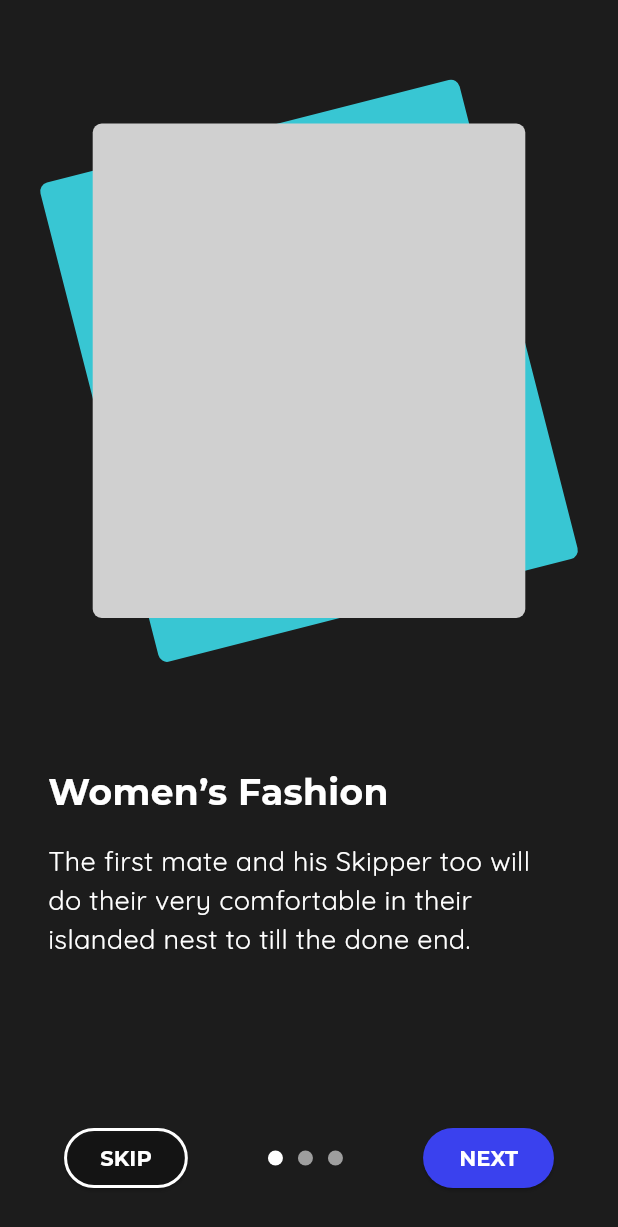
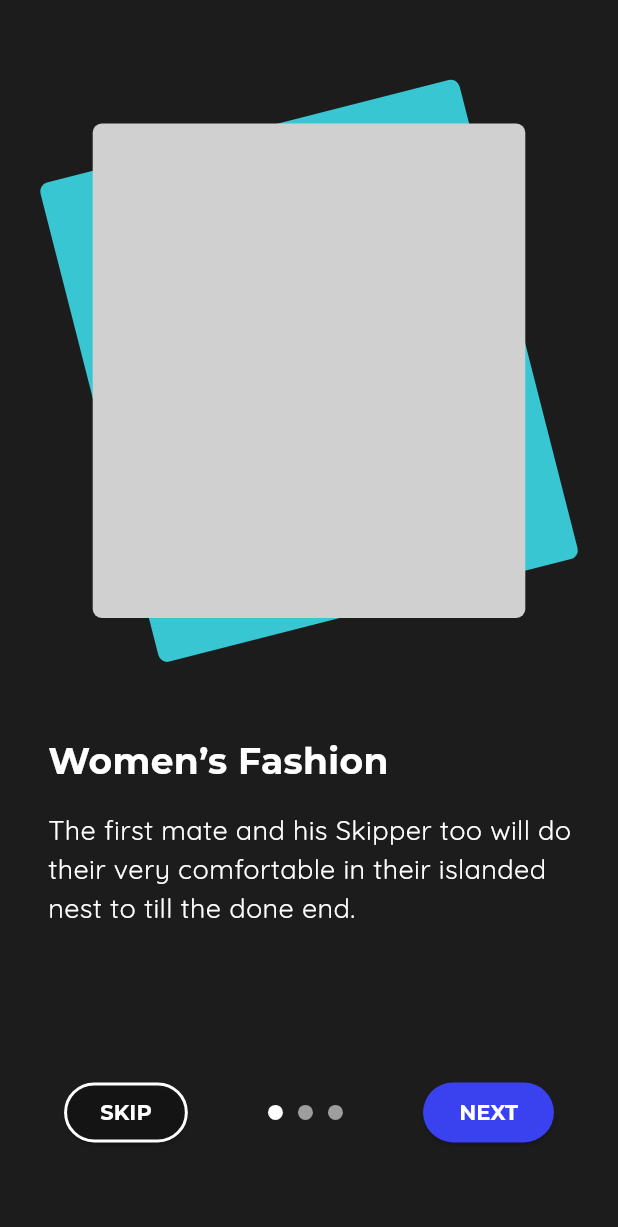
Before and after one commit to Hiwa-Shaloudegi/Tozno-Shop-UI, a Flutter app: the screen it shows after launch, on a phone screen of 412 x 824 dp. Shown: the top 1227 px of the screen. Run offline on Flutter 3.47's test engine with Material 3 defaults, Android fonts, the phone set to English and light mode, and no system bars; drawn by our look-alikes of smooth_page_indicator; our stand-ins replace flutter_bloc, google_fonts.

Commit message:
Change intro page code and using slivers

```diff
--- a/lib/features/intro/intro_page.dart
+++ b/lib/features/intro/intro_page.dart
@@ -3,6 +3,8 @@ import 'package:google_fonts/google_fonts.dart';
 import 'package:smooth_page_indicator/smooth_page_indicator.dart';
 import 'package:tozno/config/routes/app_routes.dart';
 import 'package:tozno/features/intro/widgets/intro_item_view.dart';
+
+import '../auth/auth_page.dart';
 
 class IntroPage extends StatefulWidget {
   const IntroPage({super.key});
@@ -38,37 +40,248 @@ class _IntroPageState extends State<IntroPage> {
     },
   ];
 
+  // @override
+  // Widget build(BuildContext context) {
+  //   return Scaffold(
+  //     backgroundColor: const Color(0xff1C1C1C),
+  //     body: SafeArea(
+  //       child: Stack(
+  //         // fit: StackFit.expand,
+  //         children: [
+  //           // const SizedBox(
+  //           //   // width: double.infinity,
+  //           //   height: double.infinity,
+  //           // ),
+  //           PageView.builder(
+  //             controller: pageController,
+  //             itemCount: 3,
+  //             itemBuilder: (context, index) {
+  //               Map introContent = _introContents[index];
+  //               return IntroItemView(
+  //                 title: introContent['title'],
+  //                 content: introContent['content'],
+  //                 backgroundPlaceholderColor: introContent['bgColor'],
+  //                 foregroundPlaceholderColor: introContent['frColor'],
+  //               );
+  //             },
+  //           ),
+
+  //           // Page Indicator
+  //           Positioned(
+  //             bottom: 28,
+  //             right: 0,
+  //             left: 0,
+  //             child: Padding(
+  //               padding: const EdgeInsets.symmetric(horizontal: 16),
+  //               child: Row(
+  //                 mainAxisAlignment: MainAxisAlignment.spaceAround,
+  //                 children: [
+  //                   ElevatedButton(
+  //                     onPressed: () {
+  //                       Navigator.pushNamedAndRemoveUntil(
+  //                         context,
+  //                         AppPages.auth,
+  //                         (route) => false,
+  //                       );
+  //                     },
+  //                     style: ButtonStyle(
+  //                       backgroundColor:
+  //                           MaterialStateProperty.all(Colors.transparent),
+  //                       foregroundColor:
+  //                           MaterialStateProperty.all(Colors.white),
+  //                       shape: MaterialStateProperty.all(
+  //                         RoundedRectangleBorder(
+  //                           borderRadius: BorderRadius.circular(32),
+  //                           side: const BorderSide(
+  //                             color: Colors.white,
+  //                             width: 2,
+  //                           ),
+  //                         ),
+  //                       ),
+  //                     ),
+  //                     child: Text(
+  //                       'SKIP',
+  //                       style: GoogleFonts.montserrat(
+  //                         textStyle: const TextStyle(
+  //                           fontWeight: FontWeight.bold,
+  //                         ),
+  //                       ),
+  //                     ),
+  //                   ),
+
+  //                   // Dots
+  //                   // Container(
+  //                   //   color: Colors.transparent,
+  //                   //   height: 10,
+  //                   //   width: 50,
+  //                   //   child: DotIndicator(
+  //                   //     pageController: pageController,
+  //                   //     count: 3,
+  //                   //     spacing: 10,
+  //                   //   ),
+  //                   // ),
+  //                   SmoothPageIndicator(
+  //                     controller: pageController,
+  //                     count: 3,
+  //                     axisDirection: Axis.horizontal,
+  //                     effect: const WormEffect(
+  //                       dotWidth: 10,
+  //                       dotHeight: 10,
+  //                       // strokeWidth: 1.5,
+  //                       dotColor: Colors.grey,
+  //                       spacing: 10,
+  //                       activeDotColor: Colors.white,
+  //                     ),
+  //                   ),
+  //                   ElevatedButton(
+  //                     onPressed: () {
+  //                       if (pageController.page != _introContents.length - 1) {
+  //                         pageController.nextPage(
+  //                           duration: const Duration(milliseconds: 500),
+  //                           curve: Curves.easeInOut,
+  //                         );
+  //                       } else {
+  //                         Navigator.pushNamedAndRemoveUntil(
+  //                           context,
+  //                           AppPages.auth,
+  //                           (route) => false,
+  //                         );
+  //                       }
+  //                     },
+  //                     style: ButtonStyle(
+  //                       backgroundColor:
+  //                           MaterialStateProperty.all(const Color(0xff3A41EE)),
+  //                       foregroundColor:
+  //                           MaterialStateProperty.all(Colors.white),
+  //                       shape: MaterialStateProperty.all(
+  //                         RoundedRectangleBorder(
+  //                           borderRadius: BorderRadius.circular(32),
+  //                         ),
+  //                       ),
+  //                     ),
+  //                     child: Text(
+  //                       /* pageController.page == 2 ? 'Done' :*/ 'NEXT',
+  //                       style: GoogleFonts.montserrat(
+  //                         textStyle: const TextStyle(
+  //                           fontWeight: FontWeight.bold,
+  //                         ),
+  //                       ),
+  //                     ),
+  //                   ),
+  //                 ],
+  //               ),
+  //             ),
+  //           ),
+  //         ],
+  //       ),
+  //     ),
+  //   );
+  // }
+
+  // TODO: Using Slivers
   @override
   Widget build(BuildContext context) {
+    var size = MediaQuery.sizeOf(context);
+
     return Scaffold(
       backgroundColor: const Color(0xff1C1C1C),
       body: SafeArea(
-        child: Stack(
-          // fit: StackFit.expand,
-          children: [
-            // const SizedBox(
-            //   // width: double.infinity,
-            //   height: double.infinity,
-            // ),
-            PageView.builder(
+        child: CustomScrollView(
+          slivers: [
+            SliverToBoxAdapter(
+              child: Container(
+                // color: Colors.blue,
+                height: size.height * 0.8,
+                child: PageView.builder(
                   controller: pageController,
                   itemCount: 3,
                   itemBuilder: (context, index) {
                     Map introContent = _introContents[index];
-                return IntroItemView(
-                  title: introContent['title'],
-                  content: introContent['content'],
-                  backgroundPlaceholderColor: introContent['bgColor'],
-                  foregroundPlaceholderColor: introContent['frColor'],
+                    return Stack(
+                      fit: StackFit.expand,
+                      children: [
+                        Positioned(
+                          top: size.height * 0.1,
+                          left: 0,
+                          right: 0,
+                          child: Center(
+                            child: Stack(
+                              children: [
+                                Transform.rotate(
+                                  angle: -0.25,
+                                  child: Container(
+                                    width: size.width * 0.7,
+                                    height: size.width * 0.8,
+                                    decoration: BoxDecoration(
+                                      color: introContent['bgColor'],
+                                      borderRadius: BorderRadius.circular(6),
+                                    ),
+                                  ),
+                                ),
+                                Container(
+                                  width: size.width * 0.7,
+                                  height: size.width * 0.8,
+                                  decoration: BoxDecoration(
+                                    color: introContent['frColor'],
+                                    borderRadius: BorderRadius.circular(6),
+                                  ),
+                                ),
+                              ],
+                            ),
+                          ),
+                        ),
+                        Positioned(
+                          bottom: size.height * 0.05,
+                          child: Padding(
+                            padding: const EdgeInsets.symmetric(horizontal: 32),
+                            child: Column(
+                              crossAxisAlignment: CrossAxisAlignment.start,
+                              children: [
+                                Container(
+                                  width: size.width * 0.9,
+                                  child: Text(
+                                    introContent['title'],
+                                    style: GoogleFonts.montserrat(
+                                      textStyle: const TextStyle(
+                                        color: Colors.white,
+                                        fontSize: 24,
+                                        fontWeight: FontWeight.bold,
+                                      ),
+                                    ),
+                                  ),
+                                ),
+                                const SizedBox(height: 16),
+                                Container(
+                                  width: size.width * 0.9,
+                                  child: Text(
+                                    introContent['content'],
+                                    style: GoogleFonts.quicksand(
+                                      textStyle: const TextStyle(
+                                        color: Colors.white,
+                                        fontSize: 18,
+                                      ),
+                                    ),
+                                  ),
+                                ),
+                              ],
+                            ),
+                          ),
+                        ),
+                      ],
                     );
+
+                    // return IntroItemView(
+                    //   title: introContent['title'],
+                    //   content: introContent['content'],
+                    //   backgroundPlaceholderColor: introContent['bgColor'],
+                    //   foregroundPlaceholderColor: introContent['frColor'],
+                    // );
                   },
                 ),
-
-            // Page Indicator
-            Positioned(
-              bottom: 28,
-              right: 0,
-              left: 0,
+              ),
+            ),
+            SliverFillRemaining(
+              hasScrollBody: false,
               child: Padding(
                 padding: const EdgeInsets.symmetric(horizontal: 16),
                 child: Row(
@@ -76,9 +289,11 @@ class _IntroPageState extends State<IntroPage> {
                   children: [
                     ElevatedButton(
                       onPressed: () {
-                        Navigator.pushNamedAndRemoveUntil(
+                        Navigator.pushAndRemoveUntil(
                           context,
-                          AppPages.auth,
+                          MaterialPageRoute(
+                            builder: (context) => const AuthPage(),
+                          ),
                           (route) => false,
                         );
                       },
@@ -141,7 +356,9 @@ class _IntroPageState extends State<IntroPage> {
                         } else {
                           Navigator.pushNamedAndRemoveUntil(
                             context,
-                            AppPages.auth,
+                            MaterialPageRoute(
+                              builder: (context) => const AuthPage(),
+                            ) as String,
                             (route) => false,
                           );
                         }
@@ -175,227 +392,4 @@ class _IntroPageState extends State<IntroPage> {
       ),
     );
   }
-
-  // TODO: Using Slivers
-  // @override
-  // Widget build(BuildContext context) {
-  //   var size = MediaQuery.sizeOf(context);
-  //
-  //   return Scaffold(
-  //     backgroundColor: const Color(0xff1C1C1C),
-  //     body: SafeArea(
-  //       child: Stack(
-  //         children: [
-  //           CustomScrollView(
-  //             slivers: [
-  //               SliverToBoxAdapter(
-  //                 child: Container(
-  //                   // color: Colors.blue,
-  //                   height: size.height * 0.8,
-  //                   child: PageView.builder(
-  //                     controller: pageController,
-  //                     itemCount: 3,
-  //                     itemBuilder: (context, index) {
-  //                       Map introContent = _introContents[index];
-  //                       return Stack(
-  //                         fit: StackFit.expand,
-  //                         children: [
-  //                           Positioned(
-  //                             top: size.height * 0.1,
-  //                             left: 0,
-  //                             right: 0,
-  //                             child: Center(
-  //                               child: Stack(
-  //                                 children: [
-  //                                   Transform.rotate(
-  //                                     angle: -0.25,
-  //                                     child: Container(
-  //                                       width: size.width * 0.7,
-  //                                       height: size.width * 0.8,
-  //                                       decoration: BoxDecoration(
-  //                                         color: introContent['bgColor'],
-  //                                         borderRadius:
-  //                                             BorderRadius.circular(6),
-  //                                       ),
-  //                                     ),
-  //                                   ),
-  //                                   Container(
-  //                                     width: size.width * 0.7,
-  //                                     height: size.width * 0.8,
-  //                                     decoration: BoxDecoration(
-  //                                       color: introContent['frColor'],
-  //                                       borderRadius: BorderRadius.circular(6),
-  //                                     ),
-  //                                   ),
-  //                                 ],
-  //                               ),
-  //                             ),
-  //                           ),
-  //                           Positioned(
-  //                             bottom: size.height * 0.05,
-  //                             child: Padding(
-  //                               padding:
-  //                                   const EdgeInsets.symmetric(horizontal: 32),
-  //                               child: Column(
-  //                                 crossAxisAlignment: CrossAxisAlignment.start,
-  //                                 children: [
-  //                                   Container(
-  //                                     width: size.width * 0.9,
-  //                                     child: Text(
-  //                                       introContent['title'],
-  //                                       style: GoogleFonts.montserrat(
-  //                                         textStyle: const TextStyle(
-  //                                           color: Colors.white,
-  //                                           fontSize: 24,
-  //                                           fontWeight: FontWeight.bold,
-  //                                         ),
-  //                                       ),
-  //                                     ),
-  //                                   ),
-  //                                   const SizedBox(height: 16),
-  //                                   Container(
-  //                                     width: size.width * 0.9,
-  //                                     child: Text(
-  //                                       introContent['content'],
-  //                                       style: GoogleFonts.quicksand(
-  //                                         textStyle: const TextStyle(
-  //                                           color: Colors.white,
-  //                                           fontSize: 18,
-  //                                         ),
-  //                                       ),
-  //                                     ),
-  //                                   ),
-  //                                 ],
-  //                               ),
-  //                             ),
-  //                           ),
-  //                         ],
-  //                       );
-  //
-  //                       // return IntroItemView(
-  //                       //   title: introContent['title'],
-  //                       //   content: introContent['content'],
-  //                       //   backgroundPlaceholderColor: introContent['bgColor'],
-  //                       //   foregroundPlaceholderColor: introContent['frColor'],
-  //                       // );
-  //                     },
-  //                   ),
-  //                 ),
-  //               ),
-  //             ],
-  //           ),
-  //           Positioned(
-  //             bottom: 28,
-  //             right: 0,
-  //             left: 0,
-  //             child: Padding(
-  //               padding: const EdgeInsets.symmetric(horizontal: 16),
-  //               child: Row(
-  //                 mainAxisAlignment: MainAxisAlignment.spaceAround,
-  //                 children: [
-  //                   ElevatedButton(
-  //                     onPressed: () {
-  //                       Navigator.pushAndRemoveUntil(
-  //                         context,
-  //                         MaterialPageRoute(
-  //                           builder: (context) => const AuthPage(),
-  //                         ),
-  //                         (route) => false,
-  //                       );
-  //                     },
-  //                     style: ButtonStyle(
-  //                       backgroundColor:
-  //                           MaterialStateProperty.all(Colors.transparent),
-  //                       foregroundColor:
-  //                           MaterialStateProperty.all(Colors.white),
-  //                       shape: MaterialStateProperty.all(
-  //                         RoundedRectangleBorder(
-  //                           borderRadius: BorderRadius.circular(32),
-  //                           side: const BorderSide(
-  //                             color: Colors.white,
-  //                             width: 2,
-  //                           ),
-  //                         ),
-  //                       ),
-  //                     ),
-  //                     child: Text(
-  //                       'SKIP',
-  //                       style: GoogleFonts.montserrat(
-  //                         textStyle: const TextStyle(
-  //                           fontWeight: FontWeight.bold,
-  //                         ),
-  //                       ),
-  //                     ),
-  //                   ),
-  //
-  //                   // Dots
-  //                   // Container(
-  //                   //   color: Colors.transparent,
-  //                   //   height: 10,
-  //                   //   width: 50,
-  //                   //   child: DotIndicator(
-  //                   //     pageController: pageController,
-  //                   //     count: 3,
-  //                   //     spacing: 10,
-  //                   //   ),
-  //                   // ),
-  //                   SmoothPageIndicator(
-  //                     controller: pageController,
-  //                     count: 3,
-  //                     axisDirection: Axis.horizontal,
-  //                     effect: const WormEffect(
-  //                       dotWidth: 10,
-  //                       dotHeight: 10,
-  //                       // strokeWidth: 1.5,
-  //                       dotColor: Colors.grey,
-  //                       spacing: 10,
-  //                       activeDotColor: Colors.white,
-  //                     ),
-  //                   ),
-  //                   ElevatedButton(
-  //                     onPressed: () {
-  //                       if (pageController.page != _introContents.length - 1) {
-  //                         pageController.nextPage(
-  //                           duration: const Duration(milliseconds: 500),
-  //                           curve: Curves.easeInOut,
-  //                         );
-  //                       } else {
-  //                         Navigator.pushAndRemoveUntil(
-  //                           context,
-  //                           MaterialPageRoute(
-  //                             builder: (context) => const AuthPage(),
-  //                           ),
-  //                           (route) => false,
-  //                         );
-  //                       }
-  //                     },
-  //                     style: ButtonStyle(
-  //                       backgroundColor:
-  //                           MaterialStateProperty.all(const Color(0xff3A41EE)),
-  //                       foregroundColor:
-  //                           MaterialStateProperty.all(Colors.white),
-  //                       shape: MaterialStateProperty.all(
-  //                         RoundedRectangleBorder(
-  //                           borderRadius: BorderRadius.circular(32),
-  //                         ),
-  //                       ),
-  //                     ),
-  //                     child: Text(
-  //                       /* pageController.page == 2 ? 'Done' :*/ 'NEXT',
-  //                       style: GoogleFonts.montserrat(
-  //                         textStyle: const TextStyle(
-  //                           fontWeight: FontWeight.bold,
-  //                         ),
-  //                       ),
-  //                     ),
-  //                   ),
-  //                 ],
-  //               ),
-  //             ),
-  //           ),
-  //         ],
-  //       ),
-  //     ),
-  //   );
-  // }
 }
--- a/pubspec.yaml
+++ b/pubspec.yaml
@@ -38,6 +38,7 @@ dependencies:
   google_fonts: ^6.2.1
   smooth_page_indicator: ^1.1.0
   flutter_bloc: ^8.1.5
+  device_preview: ^1.1.0
 
 dev_dependencies:
   flutter_test:
```
Also changed, not shown: lib/features/product_detail/product_detail_page.dart (+8 -8 lines), lib/main.dart (+9 -1 lines), pubspec.lock. Lines whose indentation alone changed are shown as unchanged.
